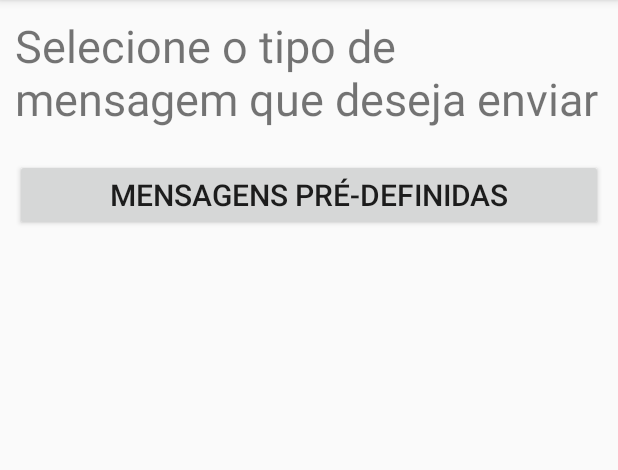
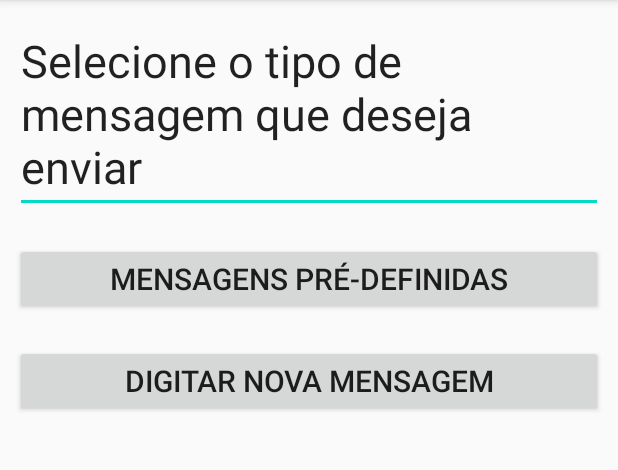
Before and after one commit to luizfelipelazzaron/desagil-projeto1, an Android app: the screen it shows after launch (MainActivity), on a phone screen of 412 x 824 dp, the part 84-554 px from its top. Run offline under Robolectric (Android 15) with nearby library versions, the phone set to English and light mode, and no system bars.

Commit message:
New Message Activity criada

```diff
--- a/app/src/main/AndroidManifest.xml
+++ b/app/src/main/AndroidManifest.xml
@@ -11,7 +11,8 @@
         android:roundIcon="@mipmap/ic_launcher_round"
         android:supportsRtl="true"
         android:theme="@style/AppTheme">
-        <activity android:name=".DefinedMessagesActivity"></activity>
+        <activity android:name=".NewMessage"></activity>
+        <activity android:name=".DefinedMessagesActivity" />
         <activity android:name=".MainActivity">
             <intent-filter>
                 <action android:name="android.intent.action.MAIN" />
--- a/app/src/main/java/br/pro/hashi/ensino/desagil/projeto1/MainActivity.java
+++ b/app/src/main/java/br/pro/hashi/ensino/desagil/projeto1/MainActivity.java
@@ -24,12 +24,24 @@ public class MainActivity extends AppCompatActivity {
         startActivity(intent);
     }
 
+    private void startNewMSGActivity () {
+        Intent intent = new Intent (this, NewMessage.class);
+
+        startActivity(intent);
+    }
+
     @Override
     protected void onCreate(Bundle savedInstanceState) {
         super.onCreate(savedInstanceState);
         setContentView(R.layout.activity_main);
 
         Button button_defined_messages = findViewById(R.id.button_defined_messages);
+
+        Button button_new_message = findViewById(R.id.button_new_message);
+
+        button_new_message.setOnClickListener((view -> {
+            startNewMSGActivity();
+        }));
 
         button_defined_messages.setOnClickListener((view) -> {
 
--- a/app/src/main/res/layout/activity_main.xml
+++ b/app/src/main/res/layout/activity_main.xml
@@ -7,7 +7,7 @@
     android:orientation="vertical"
     tools:context=".MainActivity">
 
-    <TextView
+    <EditText
         android:layout_width="match_parent"
         android:layout_height="wrap_content"
         android:textSize="30sp"
@@ -21,5 +21,12 @@
         android:textSize="20sp"
         android:layout_margin="10dp"
         android:text="Mensagens pré-definidas" />
+    <Button
+        android:id="@+id/button_new_message"
+        android:layout_width="match_parent"
+        android:layout_height="wrap_content"
+        android:textSize="20sp"
+        android:layout_margin="10dp"
+        android:text="Digitar nova mensagem" />
 
 </LinearLayout>
```
Also changed, not shown: app/src/main/java/br/pro/hashi/ensino/desagil/projeto1/NewMessage.java (added, +28 -0 lines), app/src/main/res/layout/activity_new_message.xml (added, +61 -0 lines).
